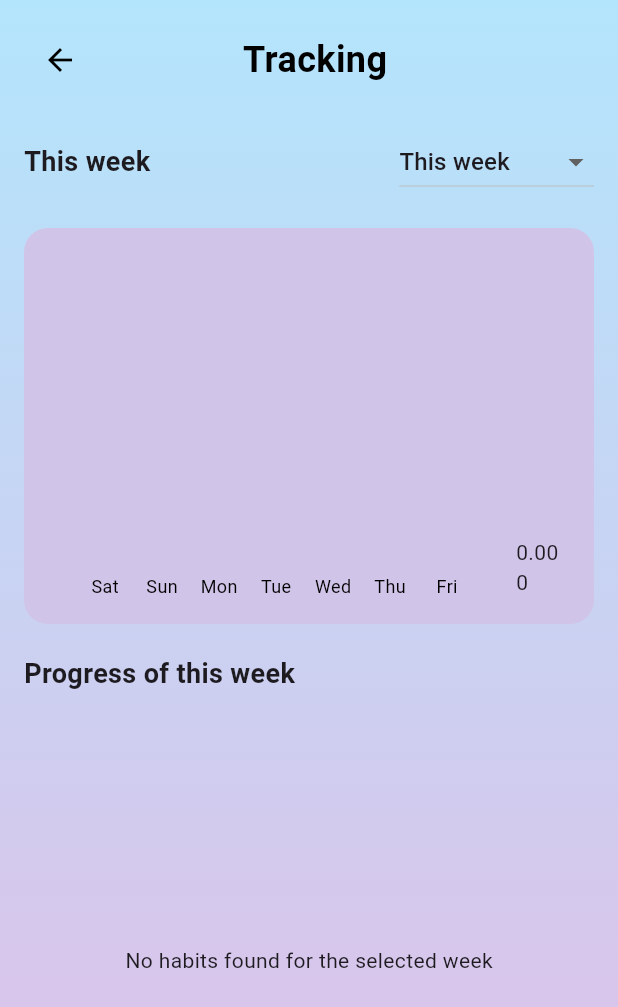
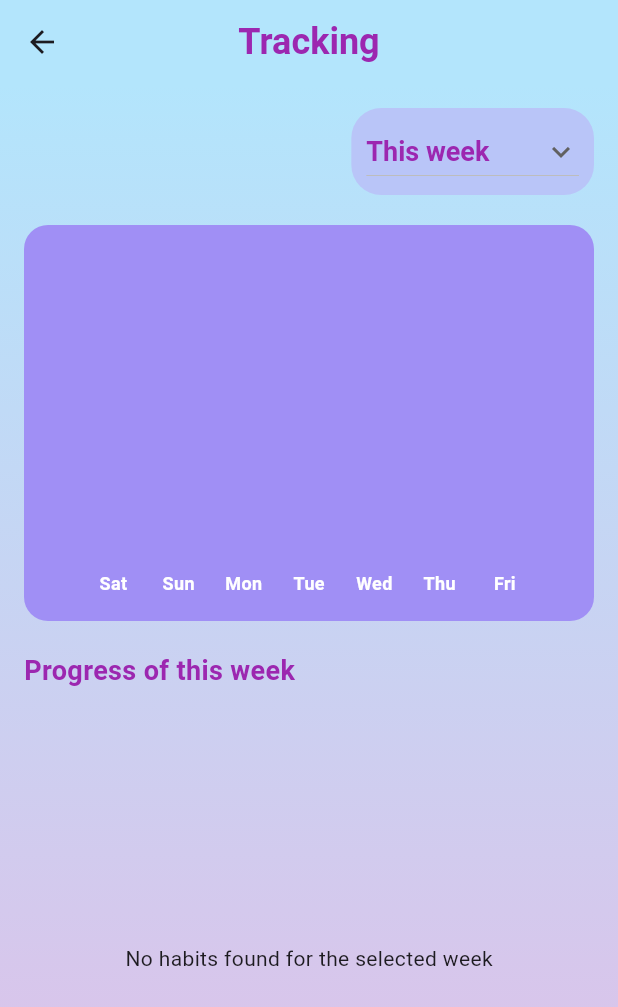
Before and after one commit to EsAm1973/Habit-Tracking, a Flutter app: the TrackingScreen screen opened directly, on a phone screen of 412 x 824 dp. Shown: the top 1007 px of the screen. Run offline on Flutter 3.47's test engine with Material 3 defaults, Android fonts, the phone set to English and light mode, and no system bars; drawn by our look-alikes of fl_chart; our stand-ins replace cloud_firestore, firebase_auth, firebase_core; accounts and stored records are empty.

Commit message:
Update UI in Tracking Screen

```diff
--- a/lib/main.dart
+++ b/lib/main.dart
@@ -7,10 +7,12 @@ import 'package:provider/provider.dart';
 void main() async {
   WidgetsFlutterBinding.ensureInitialized();
   await Firebase.initializeApp();
-  runApp(MyApp());
+  runApp(const MyApp());
 }
 
 class MyApp extends StatefulWidget {
+  const MyApp({super.key});
+
   @override
   _MyAppState createState() => _MyAppState();
 }
--- a/lib/screens/tracking_screen.dart
+++ b/lib/screens/tracking_screen.dart
@@ -90,6 +90,15 @@ class _TrackingScreenState extends State<TrackingScreen> {
   @override
   Widget build(BuildContext context) {
     return Scaffold(
+      appBar: AppBar(
+        backgroundColor: const Color(0xFFB3E5FC),
+        centerTitle: true,
+        title: const Text('Tracking',
+            style: TextStyle(
+                fontSize: 24,
+                fontWeight: FontWeight.bold,
+                color: Colors.purple)),
+      ),
       body: Container(
         decoration: const BoxDecoration(
           gradient: LinearGradient(
@@ -108,33 +117,23 @@ class _TrackingScreenState extends State<TrackingScreen> {
               crossAxisAlignment: CrossAxisAlignment.start,
               children: [
                 Row(
-                  mainAxisAlignment: MainAxisAlignment.spaceBetween,
+                  mainAxisAlignment: MainAxisAlignment.end,
                   children: [
-                    IconButton(
-                      icon: const Icon(Icons.arrow_back, color: Colors.black),
-                      onPressed: () => Navigator.pop(context),
-                    ),
-                    const Text('Tracking',
-                        style: TextStyle(
-                            fontSize: 24,
-                            fontWeight: FontWeight.bold,
-                            color: Colors.black)),
-                    const SizedBox(width: 40), // Placeholder for symmetry
-                  ],
-                ),
-                const SizedBox(height: 20),
-
-                Row(
-                  mainAxisAlignment: MainAxisAlignment.spaceBetween,
-                  children: [
-                    const Text(
-                      'This week',
-                      style:
-                          TextStyle(fontSize: 18, fontWeight: FontWeight.bold),
-                    ),
-                    DropdownButton<String>(
+                    Container(
+                      padding: const EdgeInsets.symmetric(
+                          horizontal: 10, vertical: 5),
+                      decoration: BoxDecoration(
+                          color: const Color.fromARGB(255, 185, 197, 248),
+                          borderRadius: BorderRadius.circular(20)),
+                      child: DropdownButton<String>(
+                        icon: const Icon(Icons.keyboard_arrow_down_sharp),
+                        style: const TextStyle(
+                            color: Colors.purple,
+                            fontSize: 18,
+                            fontWeight: FontWeight.bold),
                         value: selectedWeek,
-                      items: ['This week', 'Previous week'].map((String week) {
+                        items:
+                            ['This week', 'Previous week'].map((String week) {
                           return DropdownMenuItem<String>(
                             value: week,
                             child: Text(week),
@@ -147,6 +146,7 @@ class _TrackingScreenState extends State<TrackingScreen> {
                           });
                         },
                       ),
+                    ),
                   ],
                 ),
                 const SizedBox(height: 20),
@@ -154,7 +154,8 @@ class _TrackingScreenState extends State<TrackingScreen> {
                 // Bar Chart Section inside a Container with Violet Shades
                 Container(
                   decoration: BoxDecoration(
-                    color: Colors.deepPurple[100], // Violet shade
+                    color: const Color.fromARGB(
+                        255, 160, 143, 245), // Violet shade
                     borderRadius: BorderRadius.circular(16),
                   ),
                   padding: const EdgeInsets.all(16),
@@ -166,6 +167,8 @@ class _TrackingScreenState extends State<TrackingScreen> {
                         gridData:
                             const FlGridData(show: false), // Hide grid lines
                         titlesData: FlTitlesData(
+                          rightTitles: const AxisTitles(
+                              sideTitles: SideTitles(showTitles: false)),
                           show: true,
                           leftTitles: const AxisTitles(
                             sideTitles: SideTitles(
@@ -180,7 +183,9 @@ class _TrackingScreenState extends State<TrackingScreen> {
                               showTitles: true,
                               getTitlesWidget: (double value, TitleMeta meta) {
                                 const style = TextStyle(
-                                    color: Colors.black, fontSize: 12);
+                                    color: Colors.white,
+                                    fontSize: 12,
+                                    fontWeight: FontWeight.bold);
 
                                 // قائمة بأسماء الأيام من السبت إلى الجمعة
                                 const List<String> daysOfWeek = [
@@ -217,7 +222,10 @@ class _TrackingScreenState extends State<TrackingScreen> {
 
                 const Text(
                   'Progress of this week',
-                  style: TextStyle(fontSize: 18, fontWeight: FontWeight.bold),
+                  style: TextStyle(
+                      color: Colors.purple,
+                      fontSize: 18,
+                      fontWeight: FontWeight.bold),
                 ),
                 const SizedBox(height: 10),
 
@@ -237,16 +245,17 @@ class _TrackingScreenState extends State<TrackingScreen> {
                                 leading: getCategoryImage(habit.category),
                                 title: Text(habit.habitName,
                                     style: const TextStyle(
+                                        color: Colors.purple,
                                         fontWeight: FontWeight.bold)),
                                 subtitle: Text(
                                     'Time Taken: ${habit.timeTaken} minutes',
                                     style:
-                                        const TextStyle(color: Colors.purple)),
+                                        const TextStyle(color: Colors.black)),
                                 trailing: Text(
                                   habit.status,
                                   style: TextStyle(
                                       color: habit.status == 'complete'
-                                          ? Colors.green
+                                          ? Colors.purple
                                           : Colors.red,
                                       fontWeight: FontWeight.bold),
                                 ),
@@ -279,7 +288,11 @@ class _TrackingScreenState extends State<TrackingScreen> {
                   borderRadius: BorderRadius.circular(8),
                   rodStackItems: [],
                   gradient: const LinearGradient(
-                    colors: [Colors.pink, Colors.purple],
+                    colors: [
+                      Color.fromARGB(255, 223, 52, 241),
+                      Color.fromARGB(255, 228, 106, 226),
+                      Color.fromARGB(255, 240, 139, 208),
+                    ],
                     begin: Alignment.bottomCenter,
                     end: Alignment.topCenter,
                   ),
```
Lines whose indentation alone changed are shown as unchanged.
